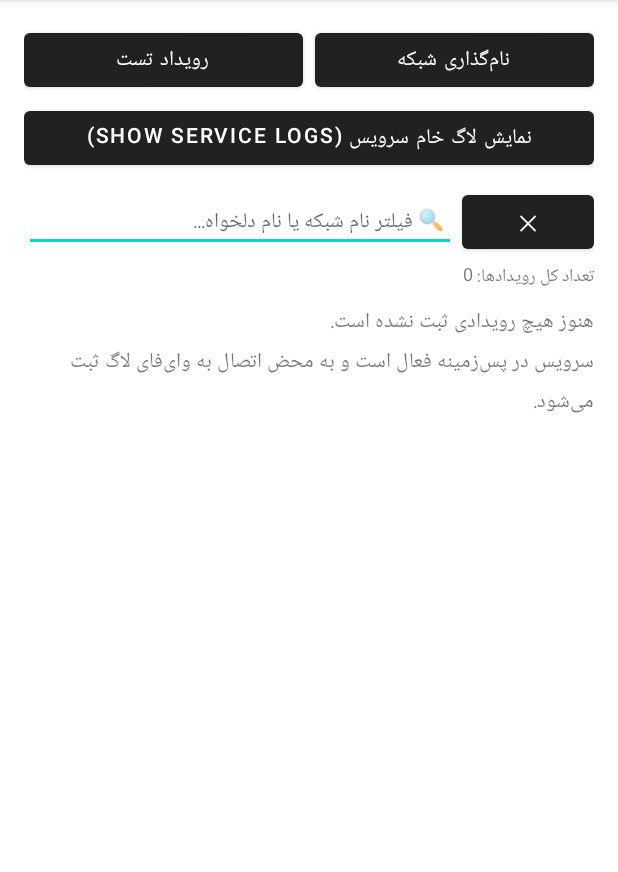
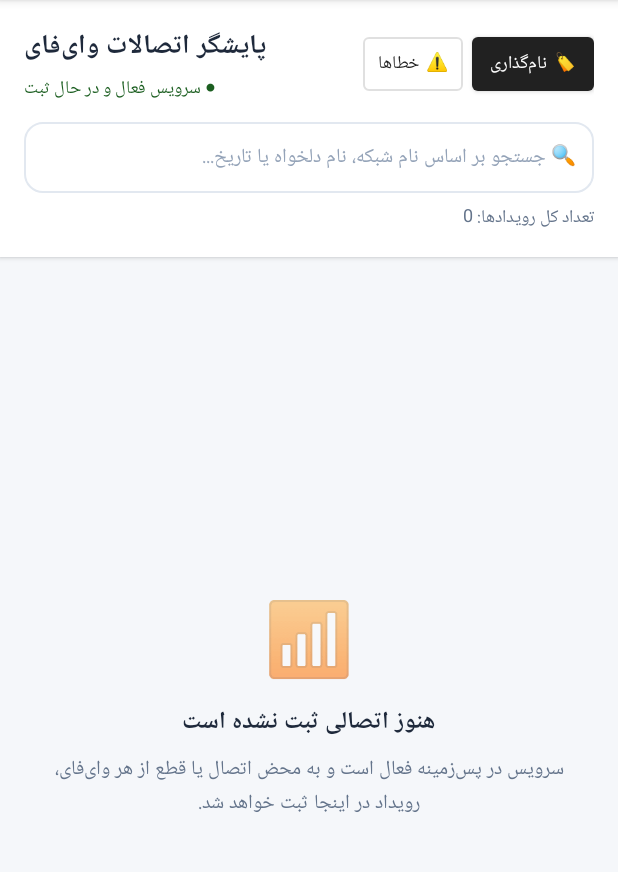
Before and after one commit to MohsenAra/LocationBasedOnWifi, an Android app: the screen it shows after launch (MainActivity), on a phone screen of 412 x 824 dp, the part 84-956 px from its top. Run offline under Robolectric (Android 15) with nearby library versions, the phone set to English and light mode, and no system bars; our stand-ins replace Room's generated code.

Commit message:
Redesign UI with Material cards and RecyclerView, remove test/raw log buttons, and add comprehensive error logging to app_errors.log

```diff
--- a/app/build.gradle
+++ b/app/build.gradle
@@ -37,6 +37,7 @@ dependencies {
     implementation "androidx.appcompat:appcompat:1.7.0"
     implementation "com.google.android.material:material:1.12.0"
     implementation "androidx.constraintlayout:constraintlayout:2.1.4"
+    implementation "androidx.recyclerview:recyclerview:1.3.2"
     implementation "androidx.room:room-runtime:2.6.1"
     kapt "androidx.room:room-compiler:2.6.1"
     implementation "androidx.room:room-ktx:2.6.1"
--- a/app/src/main/java/com/example/wifiloggerapp/WifiLoggerApp.kt
+++ b/app/src/main/java/com/example/wifiloggerapp/WifiLoggerApp.kt
@@ -1,9 +1,17 @@
 package com.example.wifiloggerapp
+
 import android.app.Application
 import com.example.wifiloggerapp.data.AppDatabase
+import com.example.wifiloggerapp.util.AppErrorLogger
+
 class WifiLoggerApp : Application() {
     override fun onCreate() {
         super.onCreate()
-        AppDatabase.init(this)
+        AppErrorLogger.init(this)
+        try {
+            AppDatabase.init(this)
+        } catch (t: Throwable) {
+            AppErrorLogger.logError(this, "WifiLoggerApp", "خطا در مقداردهی پایگاه داده", t)
+        }
     }
 }
--- a/app/src/main/java/com/example/wifiloggerapp/ui/MainActivity.kt
+++ b/app/src/main/java/com/example/wifiloggerapp/ui/MainActivity.kt
@@ -10,9 +10,10 @@ import android.os.Build
 import android.os.Bundle
 import android.text.Editable
 import android.text.TextWatcher
-import android.util.Log
+import android.view.View
 import android.widget.Button
 import android.widget.EditText
+import android.widget.ImageButton
 import android.widget.LinearLayout
 import android.widget.TextView
 import android.widget.Toast
@@ -21,10 +22,13 @@ import androidx.appcompat.app.AppCompatActivity
 import androidx.core.app.ActivityCompat
 import androidx.core.content.ContextCompat
 import androidx.lifecycle.lifecycleScope
+import androidx.recyclerview.widget.LinearLayoutManager
+import androidx.recyclerview.widget.RecyclerView
 import com.example.wifiloggerapp.R
 import com.example.wifiloggerapp.data.AppDatabase
 import com.example.wifiloggerapp.data.WifiEventEntity
 import com.example.wifiloggerapp.service.WifiLoggerService
+import com.example.wifiloggerapp.util.AppErrorLogger
 import com.example.wifiloggerapp.util.JalaliDateHelper
 import com.example.wifiloggerapp.util.NetworkAliasManager
 import kotlinx.coroutines.Dispatchers
@@ -37,14 +41,18 @@ class MainActivity : AppCompatActivity() {
 
     private val permissionRequestCode = 1001
 
-    private lateinit var btnTest: Button
     private lateinit var btnManageAliases: Button
-    private lateinit var btnShowServiceLogs: Button
+    private lateinit var btnErrorLogs: Button
     private lateinit var etFilter: EditText
-    private lateinit var btnClearFilter: Button
+    private lateinit var btnClearFilter: ImageButton
     private lateinit var tvFilterStatus: TextView
-    private lateinit var tvReport: TextView
+    private lateinit var tvServiceStatus: TextView
+    private lateinit var rvEvents: RecyclerView
+    private lateinit var layoutEmpty: LinearLayout
+    private lateinit var tvEmptyTitle: TextView
+    private lateinit var tvEmptyDesc: TextView
 
+    private lateinit var adapter: WifiEventAdapter
     private lateinit var aliasManager: NetworkAliasManager
     private var allEvents: List<WifiEventEntity> = emptyList()
     private var currentFilterQuery: String = ""
@@ -62,64 +70,52 @@ class MainActivity : AppCompatActivity() {
         aliasManager = NetworkAliasManager(this)
 
         initViews()
+        setupRecyclerView()
         setupListeners()
         observeEvents()
         checkPermissionsAndStartService()
     }
 
     private fun initViews() {
-        btnTest = findViewById(R.id.btnTest)
         btnManageAliases = findViewById(R.id.btnManageAliases)
-        btnShowServiceLogs = findViewById(R.id.btnShowServiceLogs)
+        btnErrorLogs = findViewById(R.id.btnErrorLogs)
         etFilter = findViewById(R.id.etFilter)
         btnClearFilter = findViewById(R.id.btnClearFilter)
         tvFilterStatus = findViewById(R.id.tvFilterStatus)
-        tvReport = findViewById(R.id.tvReport)
+        tvServiceStatus = findViewById(R.id.tvServiceStatus)
+        rvEvents = findViewById(R.id.rvEvents)
+        layoutEmpty = findViewById(R.id.layoutEmpty)
+        tvEmptyTitle = findViewById(R.id.tvEmptyTitle)
+        tvEmptyDesc = findViewById(R.id.tvEmptyDesc)
+    }
+
+    private fun setupRecyclerView() {
+        adapter = WifiEventAdapter(aliasManager) { event ->
+            val ssid = event.ssid
+            if (!ssid.isNullOrBlank() && ssid != "<unknown ssid>") {
+                showEditAliasDialog(initialSsid = ssid, isNew = false)
+            } else {
+                Toast.makeText(this, "امکان نام‌گذاری برای شبکه ناشناخته وجود ندارد", Toast.LENGTH_SHORT).show()
+            }
+        }
+        rvEvents.layoutManager = LinearLayoutManager(this)
+        rvEvents.adapter = adapter
     }
 
     private fun setupListeners() {
-        btnTest.setOnClickListener {
-            val testSsid = "Test-WiFi-${System.currentTimeMillis() % 1000}"
-            val testIntent = Intent(this, WifiLoggerService::class.java).apply {
-                action = WifiLoggerService.ACTION_LOG_EVENT
-                putExtra(WifiLoggerService.EXTRA_EVENT_TYPE, "CONNECTED")
-                putExtra(WifiLoggerService.EXTRA_SSID, testSsid)
-                putExtra(WifiLoggerService.EXTRA_BSSID, "00:11:22:33:44:55")
-            }
-            try {
-                ContextCompat.startForegroundService(this, testIntent)
-                Toast.makeText(this, "رویداد تستی ارسال شد ($testSsid)", Toast.LENGTH_SHORT).show()
-            } catch (e: Exception) {
-                WifiLoggerService.logEventDirect(this, "CONNECTED", testSsid, "00:11:22:33:44:55")
-                Toast.makeText(this, "رویداد تستی ثبت شد ($testSsid)", Toast.LENGTH_SHORT).show()
-            }
-        }
-
         btnManageAliases.setOnClickListener {
             showManageAliasesDialog()
         }
 
-        btnShowServiceLogs.setOnClickListener {
-            lifecycleScope.launch(Dispatchers.IO) {
-                val text = try {
-                    applicationContext.openFileInput("wifi_debug.log").bufferedReader().use { it.readText() }
-                } catch (t: Throwable) {
-                    "(هنوز فایلی برای لاگ ثبت نشده است)"
-                }
-                withContext(Dispatchers.Main) {
-                    AlertDialog.Builder(this@MainActivity)
-                        .setTitle("لاگ خام سرویس (Service Debug Log)")
-                        .setMessage(if (text.isBlank()) "(فایل لاگ خالی است)" else text)
-                        .setPositiveButton("بستن", null)
-                        .show()
-                }
-            }
+        btnErrorLogs.setOnClickListener {
+            showErrorLogsDialog()
         }
 
         etFilter.addTextChangedListener(object : TextWatcher {
             override fun beforeTextChanged(s: CharSequence?, start: Int, count: Int, after: Int) {}
             override fun onTextChanged(s: CharSequence?, start: Int, before: Int, count: Int) {
                 currentFilterQuery = s?.toString()?.trim() ?: ""
+                btnClearFilter.visibility = if (currentFilterQuery.isNotEmpty()) View.VISIBLE else View.GONE
                 renderFilteredEvents()
             }
             override fun afterTextChanged(s: Editable?) {}
@@ -139,7 +135,9 @@ class MainActivity : AppCompatActivity() {
             } else {
                 registerReceiver(refreshReceiver, filter)
             }
-        } catch (_: Exception) {}
+        } catch (e: Exception) {
+            AppErrorLogger.logError(this, "MainActivity", "خطا در ثبت گیرنده پیام", e)
+        }
         loadEventsFromDb()
     }
 
@@ -158,7 +156,7 @@ class MainActivity : AppCompatActivity() {
                     renderFilteredEvents()
                 }
             } catch (e: Exception) {
-                Log.w("MainActivity", "Failed to observe events", e)
+                AppErrorLogger.logError(this@MainActivity, "MainActivity", "خطا در دریافت وقایع از پایگاه داده", e)
             }
         }
     }
@@ -171,7 +169,9 @@ class MainActivity : AppCompatActivity() {
                     allEvents = events
                     renderFilteredEvents()
                 }
-            } catch (_: Exception) {}
+            } catch (e: Exception) {
+                AppErrorLogger.logError(this@MainActivity, "MainActivity", "خطا در بازخوانی وقایع", e)
+            }
         }
     }
 
@@ -191,54 +191,34 @@ class MainActivity : AppCompatActivity() {
         }
 
         if (query.isNotEmpty()) {
-            tvFilterStatus.text = "فیلتر فعال: نمایش ${filtered.size} رویداد از مجموع ${allEvents.size}"
+            tvFilterStatus.text = "فیلتر فعال: نمایش ${filtered.size} رویداد از ${allEvents.size}"
         } else {
             tvFilterStatus.text = "تعداد کل رویدادها: ${allEvents.size}"
         }
 
         if (allEvents.isEmpty()) {
-            tvReport.text = "هنوز هیچ رویدادی ثبت نشده است.\nسرویس در پس‌زمینه فعال است و به محض اتصال به وای‌فای لاگ ثبت می‌شود."
-            return
+            layoutEmpty.visibility = View.VISIBLE
+            rvEvents.visibility = View.GONE
+            tvEmptyTitle.text = "هنوز اتصالی ثبت نشده است"
+            tvEmptyDesc.text = "سرویس در پس‌زمینه فعال است و به محض اتصال یا قطع از هر وای‌فای، رویداد در اینجا ثبت خواهد شد."
+        } else if (filtered.isEmpty()) {
+            layoutEmpty.visibility = View.VISIBLE
+            rvEvents.visibility = View.GONE
+            tvEmptyTitle.text = "رویدادی یافت نشد"
+            tvEmptyDesc.text = "هیچ نتیجه‌ای مطابق با عبارت «$currentFilterQuery» پیدا نشد."
+        } else {
+            layoutEmpty.visibility = View.GONE
+            rvEvents.visibility = View.VISIBLE
+            adapter.submitList(filtered)
         }
-
-        if (filtered.isEmpty()) {
-            tvReport.text = "هیچ رویدادی مطابق با عبارت «$currentFilterQuery» یافت نشد."
-            return
-        }
-
-        val sb = StringBuilder()
-        for (item in filtered.take(100)) {
-            val shamsiDate = JalaliDateHelper.formatShamsiDateTime(item.timestamp)
-            val isConnect = item.eventType.equals("CONNECTED", ignoreCase = true)
-            val action = if (isConnect) "🟢 ورود (CONNECT)" else "🔴 خروج (DISCONNECT)"
-            val rawSsid = item.ssid ?: "<نامشخص>"
-            val customAlias = aliasManager.getAlias(item.ssid)
-            val bssid = item.bssid ?: "<نامشخص>"
-
-            val networkTitle = if (!customAlias.isNullOrBlank()) {
-                "🏷️ $customAlias (SSID: $rawSsid)"
-            } else {
-                "📡 $rawSsid"
-            }
-
-            sb.append("$action\n")
-            sb.append("تاریخ و ساعت شمسی: $shamsiDate\n")
-            sb.append("شبکه: $networkTitle\n")
-            sb.append("مک آدرس (BSSID): $bssid\n")
-            sb.append("────────────────────────\n")
-        }
-
-        tvReport.text = sb.toString()
     }
 
     private fun showManageAliasesDialog() {
-        // Collect known unique SSIDs from events
         val knownSsids = allEvents.mapNotNull { it.ssid }
             .filter { it.isNotBlank() && it != "<unknown ssid>" }
             .distinct()
             .toMutableList()
 
-        // Also add any SSIDs currently stored in aliases
         val allStored = aliasManager.getAllAliases().keys
         for (s in allStored) {
             if (!knownSsids.contains(s)) {
@@ -258,7 +238,7 @@ class MainActivity : AppCompatActivity() {
         }
 
         AlertDialog.Builder(this)
-            .setTitle("انتخاب شبکه برای نام‌گذاری")
+            .setTitle("مدیریت نام‌های دلخواه شبکه‌ها")
             .setItems(items.toTypedArray()) { _, which ->
                 if (which == 0) {
                     showEditAliasDialog(initialSsid = "", isNew = true)
@@ -285,7 +265,7 @@ class MainActivity : AppCompatActivity() {
 
         val currentAlias = if (initialSsid.isNotEmpty()) aliasManager.getAlias(initialSsid) ?: "" else ""
         val etAlias = EditText(this).apply {
-            hint = "نام دلخواه شما (مثلاً: خانه، محل کار، کافه)"
+            hint = "نام دلخواه (مثلاً: خانه، شرکت، دانشگاه)"
             setText(currentAlias)
         }
 
@@ -293,7 +273,7 @@ class MainActivity : AppCompatActivity() {
             layout.addView(TextView(this).apply { text = "نام شبکه (SSID) را وارد کنید:" })
             layout.addView(etSsid)
         } else {
-            layout.addView(TextView(this).apply { text = "شبکه: $initialSsid" })
+            layout.addView(TextView(this).apply { text = "شبکه انتخابی: $initialSsid" })
         }
 
         layout.addView(TextView(this).apply {
@@ -327,6 +307,19 @@ class MainActivity : AppCompatActivity() {
         dialogBuilder.show()
     }
 
+    private fun showErrorLogsDialog() {
+        val errorText = AppErrorLogger.getErrorLogs(this)
+        AlertDialog.Builder(this)
+            .setTitle("لاگ خطاهای برنامه (Error Log)")
+            .setMessage(errorText)
+            .setPositiveButton("بستن", null)
+            .setNeutralButton("پاکسازی لاگ") { _, _ ->
+                AppErrorLogger.clearErrorLogs(this)
+                Toast.makeText(this, "فایل لاگ خطاها پاکسازی شد", Toast.LENGTH_SHORT).show()
+            }
+            .show()
+    }
+
     private fun checkPermissionsAndStartService() {
         val permissions = mutableListOf(
             Manifest.permission.ACCESS_FINE_LOCATION,
@@ -356,8 +349,12 @@ class MainActivity : AppCompatActivity() {
         try {
             val serviceIntent = Intent(this, WifiLoggerService::class.java)
             ContextCompat.startForegroundService(this, serviceIntent)
+            tvServiceStatus.text = "● سرویس فعال و در حال ثبت"
+            tvServiceStatus.setTextColor(ContextCompat.getColor(this, R.color.status_connected_text))
         } catch (e: Exception) {
-            Log.e("MainActivity", "Error starting service", e)
+            AppErrorLogger.logError(this, "MainActivity", "خطا در شروع سرویس پس‌زمینه", e)
+            tvServiceStatus.text = "⚠️ خطا در شروع سرویس: ${e.message}"
+            tvServiceStatus.setTextColor(ContextCompat.getColor(this, R.color.status_disconnected_text))
             Toast.makeText(this, "خطا در شروع سرویس: ${e.message}", Toast.LENGTH_LONG).show()
         }
     }
--- /dev/null
+++ b/app/src/main/res/drawable/badge_connected.xml
@@ -0,0 +1,12 @@
+<?xml version="1.0" encoding="utf-8"?>
+<shape xmlns:android="http://schemas.android.com/apk/res/android"
+    android:shape="rectangle">
+    <solid android:color="@color/status_connected_bg" />
+    <stroke android:width="1dp" android:color="@color/status_connected_stroke" />
+    <corners android:radius="16dp" />
+    <padding
+        android:left="10dp"
+        android:top="4dp"
+        android:right="10dp"
+        android:bottom="4dp" />
+</shape>
--- /dev/null
+++ b/app/src/main/res/drawable/badge_disconnected.xml
@@ -0,0 +1,12 @@
+<?xml version="1.0" encoding="utf-8"?>
+<shape xmlns:android="http://schemas.android.com/apk/res/android"
+    android:shape="rectangle">
+    <solid android:color="@color/status_disconnected_bg" />
+    <stroke android:width="1dp" android:color="@color/status_disconnected_stroke" />
+    <corners android:radius="16dp" />
+    <padding
+        android:left="10dp"
+        android:top="4dp"
+        android:right="10dp"
+        android:bottom="4dp" />
+</shape>
--- /dev/null
+++ b/app/src/main/res/drawable/search_box_bg.xml
@@ -0,0 +1,7 @@
+<?xml version="1.0" encoding="utf-8"?>
+<shape xmlns:android="http://schemas.android.com/apk/res/android"
+    android:shape="rectangle">
+    <solid android:color="@color/card_bg" />
+    <stroke android:width="1dp" android:color="@color/card_stroke" />
+    <corners android:radius="12dp" />
+</shape>
--- a/app/src/main/res/layout/activity_main.xml
+++ b/app/src/main/res/layout/activity_main.xml
@@ -1,88 +1,171 @@
 <?xml version="1.0" encoding="utf-8"?>
 <LinearLayout xmlns:android="http://schemas.android.com/apk/res/android"
+    xmlns:app="http://schemas.android.com/apk/res-auto"
     android:layout_width="match_parent"
     android:layout_height="match_parent"
+    android:background="@color/bg_light"
+    android:orientation="vertical">
+
+    <!-- نوار هدر بالا (Header Card) -->
+    <com.google.android.material.card.MaterialCardView
+        android:layout_width="match_parent"
+        android:layout_height="wrap_content"
+        app:cardBackgroundColor="@color/card_bg"
+        app:cardCornerRadius="0dp"
+        app:cardElevation="2dp"
+        app:strokeWidth="0dp">
+
+        <LinearLayout
+            android:layout_width="match_parent"
+            android:layout_height="wrap_content"
             android:orientation="vertical"
             android:padding="16dp">
 
             <LinearLayout
                 android:layout_width="match_parent"
                 android:layout_height="wrap_content"
+                android:gravity="center_vertical"
                 android:orientation="horizontal">
 
-        <Button
-            android:id="@+id/btnTest"
+                <LinearLayout
                     android:layout_width="0dp"
                     android:layout_height="wrap_content"
                     android:layout_weight="1"
-            android:layout_marginEnd="4dp"
-            android:text="رویداد تست" />
+                    android:orientation="vertical">
+
+                    <TextView
+                        android:layout_width="wrap_content"
+                        android:layout_height="wrap_content"
+                        android:text="پایشگر اتصالات وای‌فای"
+                        android:textColor="@color/text_primary"
+                        android:textSize="18sp"
+                        android:textStyle="bold" />
+
+                    <TextView
+                        android:id="@+id/tvServiceStatus"
+                        android:layout_width="wrap_content"
+                        android:layout_height="wrap_content"
+                        android:layout_marginTop="2dp"
+                        android:text="● سرویس فعال و در حال ثبت"
+                        android:textColor="@color/status_connected_text"
+                        android:textSize="12sp" />
+                </LinearLayout>
+
+                <Button
+                    android:id="@+id/btnErrorLogs"
+                    style="@style/Widget.MaterialComponents.Button.OutlinedButton"
+                    android:layout_width="wrap_content"
+                    android:layout_height="wrap_content"
+                    android:layout_marginEnd="6dp"
+                    android:minWidth="0dp"
+                    android:paddingHorizontal="10dp"
+                    android:text="⚠️ خطاها"
+                    android:textSize="12sp" />
 
                 <Button
                     android:id="@+id/btnManageAliases"
-            android:layout_width="0dp"
+                    style="@style/Widget.MaterialComponents.Button"
+                    android:layout_width="wrap_content"
                     android:layout_height="wrap_content"
-            android:layout_weight="1"
-            android:layout_marginStart="4dp"
-            android:text="نام‌گذاری شبکه" />
+                    android:minWidth="0dp"
+                    android:paddingHorizontal="12dp"
+                    android:text="🏷️ نام‌گذاری"
+                    android:textSize="12sp" />
             </LinearLayout>
 
-    <Button
-        android:id="@+id/btnShowServiceLogs"
-        android:layout_width="match_parent"
-        android:layout_height="wrap_content"
-        android:layout_marginTop="4dp"
-        android:text="نمایش لاگ خام سرویس (Show Service Logs)" />
-
-    <!-- بخش فیلتر و جستجو -->
+            <!-- کادر جستجو و فیلتر مدرن -->
             <LinearLayout
                 android:layout_width="match_parent"
                 android:layout_height="wrap_content"
-        android:layout_marginTop="8dp"
+                android:layout_marginTop="12dp"
+                android:background="@drawable/search_box_bg"
                 android:gravity="center_vertical"
-        android:orientation="horizontal">
+                android:orientation="horizontal"
+                android:paddingHorizontal="12dp"
+                android:paddingVertical="4dp">
 
                 <EditText
                     android:id="@+id/etFilter"
                     android:layout_width="0dp"
                     android:layout_height="wrap_content"
                     android:layout_weight="1"
-            android:hint="🔍 فیلتر نام شبکه یا نام دلخواه..."
+                    android:background="@null"
+                    android:hint="🔍 جستجو بر اساس نام شبکه، نام دلخواه یا تاریخ..."
                     android:inputType="text"
-            android:padding="8dp"
-            android:textSize="14sp" />
+                    android:paddingVertical="8dp"
+                    android:textColor="@color/text_primary"
+                    android:textColorHint="@color/text_muted"
+                    android:textSize="13sp" />
 
-        <Button
+                <ImageButton
                     android:id="@+id/btnClearFilter"
-            android:layout_width="wrap_content"
-            android:layout_height="wrap_content"
-            android:layout_marginStart="4dp"
-            android:text="✕" />
+                    android:layout_width="32dp"
+                    android:layout_height="32dp"
+                    android:background="?attr/selectableItemBackgroundBorderless"
+                    android:src="@android:drawable/ic_menu_close_clear_cancel"
+                    android:tint="@color/text_muted"
+                    android:visibility="gone" />
             </LinearLayout>
 
+            <!-- وضعیت نتایج فیلتر -->
             <TextView
                 android:id="@+id/tvFilterStatus"
                 android:layout_width="match_parent"
                 android:layout_height="wrap_content"
-        android:layout_marginTop="2dp"
-        android:layout_marginBottom="4dp"
-        android:text=""
+                android:layout_marginTop="6dp"
+                android:text="تعداد رویدادها: 0"
+                android:textColor="@color/text_secondary"
                 android:textSize="12sp" />
 
-    <ScrollView
+        </LinearLayout>
+    </com.google.android.material.card.MaterialCardView>
+
+    <!-- لایوت خالی (Empty State) -->
+    <LinearLayout
+        android:id="@+id/layoutEmpty"
         android:layout_width="match_parent"
         android:layout_height="0dp"
         android:layout_weight="1"
-        android:layout_marginTop="4dp"
-        android:fillViewport="true">
+        android:gravity="center"
+        android:orientation="vertical"
+        android:padding="32dp"
+        android:visibility="gone">
 
         <TextView
-            android:id="@+id/tvReport"
+            android:layout_width="wrap_content"
+            android:layout_height="wrap_content"
+            android:text="📶"
+            android:textSize="48sp" />
+
+        <TextView
+            android:id="@+id/tvEmptyTitle"
+            android:layout_width="wrap_content"
+            android:layout_height="wrap_content"
+            android:layout_marginTop="12dp"
+            android:text="هنوز اتصالی ثبت نشده است"
+            android:textColor="@color/text_primary"
+            android:textSize="16sp"
+            android:textStyle="bold" />
+
+        <TextView
+            android:id="@+id/tvEmptyDesc"
+            android:layout_width="wrap_content"
+            android:layout_height="wrap_content"
+            android:layout_marginTop="6dp"
+            android:gravity="center"
+            android:text="سرویس در پس‌زمینه فعال است و به محض ورود یا خروج از هر وای‌فای، رویداد آن به طور خودکار ثبت می‌شود."
+            android:textColor="@color/text_secondary"
+            android:textSize="13sp" />
+    </LinearLayout>
+
+    <!-- لیست کارت‌های وقایع -->
+    <androidx.recyclerview.widget.RecyclerView
+        android:id="@+id/rvEvents"
         android:layout_width="match_parent"
-            android:layout_height="wrap_content"
-            android:text=""
-            android:textSize="14sp"
-            android:lineSpacingExtra="3dp" />
-    </ScrollView>
+        android:layout_height="0dp"
+        android:layout_weight="1"
+        android:clipToPadding="false"
+        android:paddingTop="8dp"
+        android:paddingBottom="16dp" />
 
 </LinearLayout>
--- /dev/null
+++ b/app/src/main/res/values/colors.xml
@@ -0,0 +1,28 @@
+<?xml version="1.0" encoding="utf-8"?>
+<resources>
+    <color name="primary">#1976D2</color>
+    <color name="primary_dark">#0D47A1</color>
+    <color name="primary_light">#E3F2FD</color>
+    <color name="accent">#00897B</color>
+
+    <color name="bg_light">#F5F7FA</color>
+    <color name="card_bg">#FFFFFF</color>
+    <color name="card_stroke">#E2E8F0</color>
+
+    <color name="text_primary">#1E293B</color>
+    <color name="text_secondary">#64748B</color>
+    <color name="text_muted">#94A3B8</color>
+
+    <!-- وضعیت اتصال -->
+    <color name="status_connected_bg">#E8F5E9</color>
+    <color name="status_connected_text">#1B5E20</color>
+    <color name="status_connected_stroke">#A5D6A7</color>
+
+    <!-- وضعیت قطع اتصال -->
+    <color name="status_disconnected_bg">#FFEBEE</color>
+    <color name="status_disconnected_text">#B71C1C</color>
+    <color name="status_disconnected_stroke">#FFCDD2</color>
+
+    <color name="alias_badge_bg">#EDE7F6</color>
+    <color name="alias_badge_text">#4A148C</color>
+</resources>
```
Also changed, not shown: app/src/main/java/com/example/wifiloggerapp/receiver/BootReceiver.kt (+13 -3 lines), app/src/main/java/com/example/wifiloggerapp/service/WifiLoggerService.kt (+17 -5 lines), app/src/main/java/com/example/wifiloggerapp/ui/WifiEventAdapter.kt (added, +79 -0 lines), app/src/main/java/com/example/wifiloggerapp/util/AppErrorLogger.kt (added, +79 -0 lines), app/src/main/res/layout/item_wifi_event.xml (added, +90 -0 lines). Lines whose indentation alone changed are shown as unchanged.
